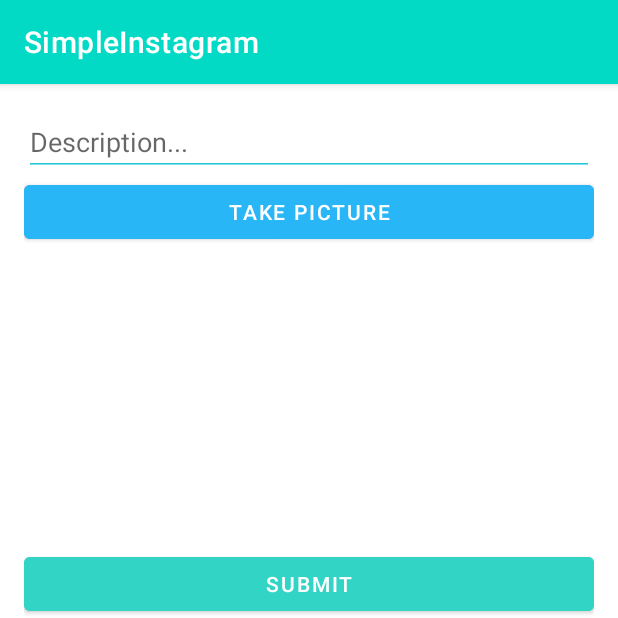
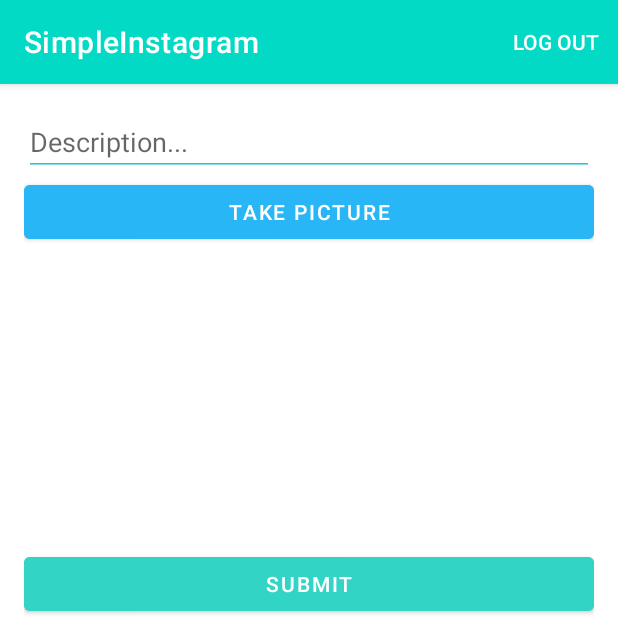
Before and after one commit to Aouncute/Unit-6-Assignment, an Android app: the MainActivity screen opened directly, with no data from a screen before it, item 2 of the bottom bar chosen, on a phone screen of 412 x 824 dp, the top half of it. Run offline under Robolectric (Android 15) with nearby library versions, the phone set to English and light mode, and no system bars; libraries missing offline, so code that uses them is left out: com.parse; pictures from the network do not load; 5 statements that could not run were skipped.

Commit message:
Another update

```diff
--- a/SimpleInstagram/app/src/main/java/com/example/simpleinstagram/MainActivity.java
+++ b/SimpleInstagram/app/src/main/java/com/example/simpleinstagram/MainActivity.java
@@ -5,7 +5,9 @@ import androidx.appcompat.app.AppCompatActivity;
 import androidx.fragment.app.Fragment;
 import androidx.fragment.app.FragmentManager;
 
+import android.content.Intent;
 import android.os.Bundle;
+import android.view.Menu;
 import android.view.MenuItem;
 import android.widget.ProgressBar;
 import android.widget.Toast;
@@ -22,6 +24,26 @@ public class MainActivity extends AppCompatActivity {
 
     final FragmentManager fragmentManager = getSupportFragmentManager();
     private BottomNavigationView bottomNavigationView;
+
+    @Override
+    public boolean onCreateOptionsMenu(Menu menu) {
+        // Inflate the menu; this adds items to the action bar if it is present.
+        getMenuInflater().inflate(R.menu.menu_main, menu);
+        return true;
+    }
+
+    @Override
+    public boolean onOptionsItemSelected(@NonNull MenuItem item) {
+        if (item.getItemId() == R.id.LogOut) {
+            // Log Out has been selected
+            Toast.makeText(this, "Log out!" ,Toast.LENGTH_SHORT).show();
+            // Navigate to the log out activity
+            Intent intent = new Intent(this, LogoutActivity.class);
+            startActivity(intent);
+            return true;
+        }
+        return super.onOptionsItemSelected(item);
+    }
 
     @Override
     protected void onCreate(Bundle savedInstanceState) {
--- a/SimpleInstagram/app/src/main/res/layout/fragment_profile.xml
+++ b/SimpleInstagram/app/src/main/res/layout/fragment_profile.xml
@@ -10,10 +10,10 @@
         android:id="@+id/btnLogOut"
         android:layout_width="wrap_content"
         android:layout_height="wrap_content"
-        android:layout_marginTop="4dp"
+        android:layout_marginTop="288dp"
         android:text="Log out"
         app:layout_constraintEnd_toEndOf="parent"
-        app:layout_constraintHorizontal_bias="0.993"
+        app:layout_constraintHorizontal_bias="0.498"
         app:layout_constraintStart_toStartOf="parent"
         app:layout_constraintTop_toTopOf="parent"
         tools:ignore="MissingConstraints" />
--- /dev/null
+++ b/SimpleInstagram/app/src/main/res/menu/menu_main.xml
@@ -0,0 +1,9 @@
+<?xml version="1.0" encoding="utf-8"?>
+<menu xmlns:app="http://schemas.android.com/apk/res-auto"
+    xmlns:android="http://schemas.android.com/apk/res/android">
+
+    <item
+        android:id="@+id/LogOut"
+        android:title="Log Out"
+        app:showAsAction="always" />
+</menu>
```
Also changed, not shown: SimpleInstagram/app/src/main/AndroidManifest.xml (+12 -5 lines), SimpleInstagram/app/src/main/java/com/example/simpleinstagram/LogoutActivity.java (added, +39 -0 lines), SimpleInstagram/app/src/main/res/layout/activity_logout.xml (added, +34 -0 lines).
